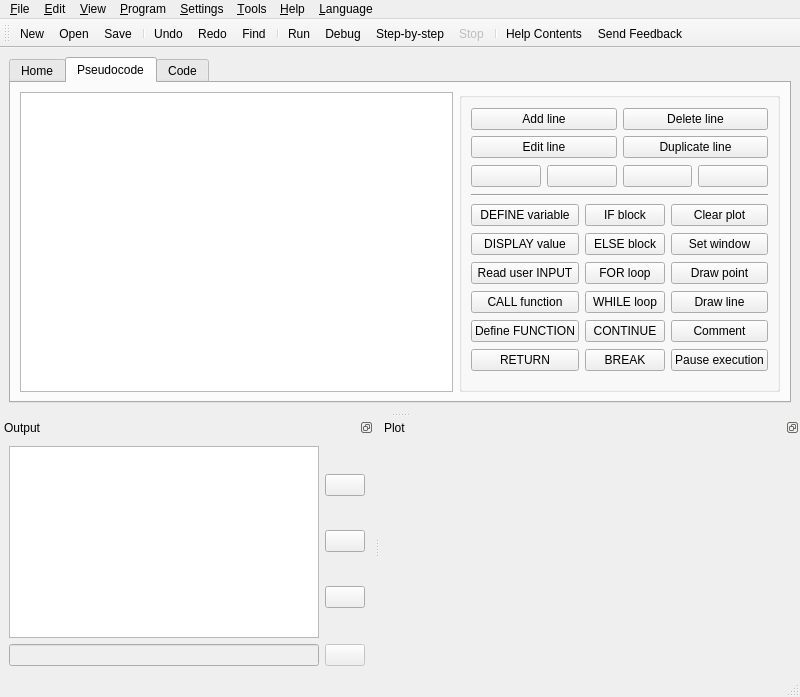
TuringApp/Turing, file src/forms/ui_mainwindow.ui: the form before one commit.
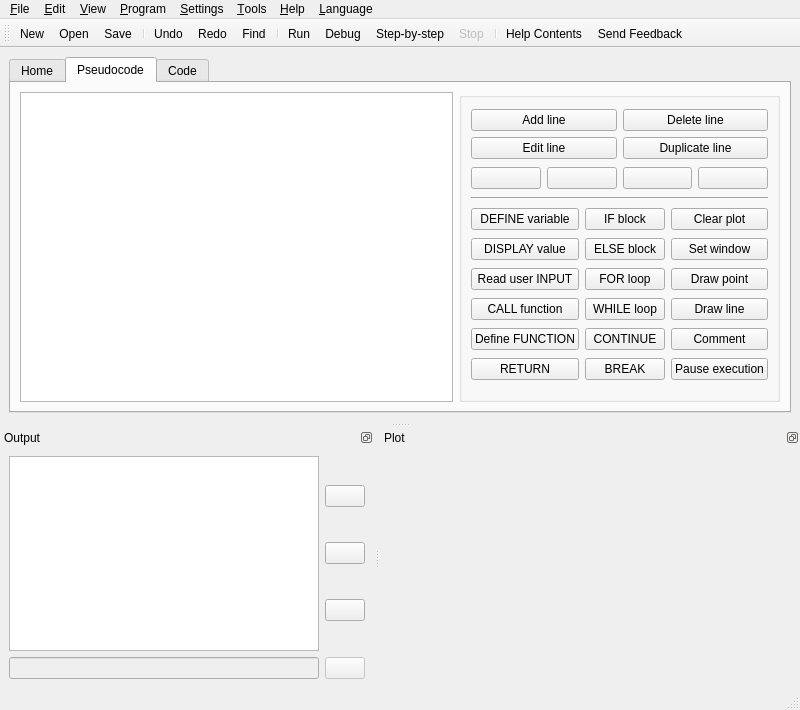
The form after the commit. Icons and pictures are not drawn.

Commit message: min size

```diff
--- a/src/forms/ui_mainwindow.ui
+++ b/src/forms/ui_mainwindow.ui
@@ -8,9 +8,15 @@
     <x>0</x>
     <y>0</y>
     <width>800</width>
-    <height>697</height>
+    <height>710</height>
    </rect>
   </property>
+  <property name="minimumSize">
+   <size>
+    <width>800</width>
+    <height>0</height>
+   </size>
+  </property>
   <property name="windowTitle">
    <string>Turing</string>
   </property>
@@ -622,7 +628,7 @@
    <property name="minimumSize">
     <size>
      <width>300</width>
-     <height>40</height>
+     <height>260</height>
     </size>
    </property>
    <property name="features">
```
The commit also changes 1 other file.
